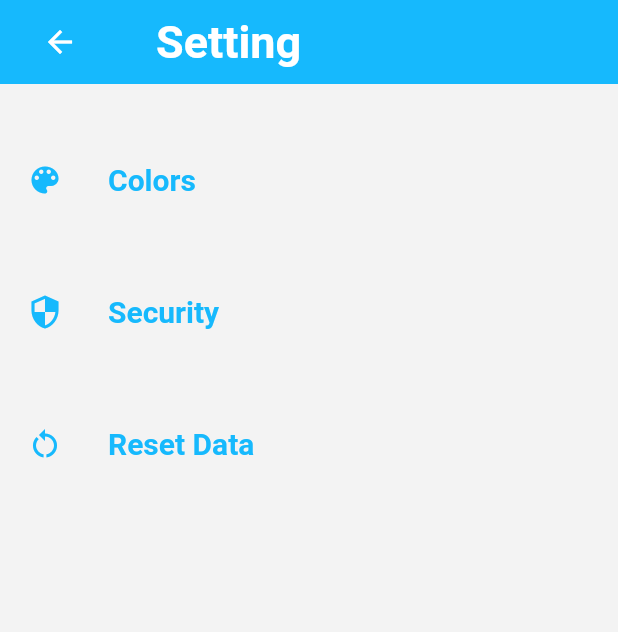
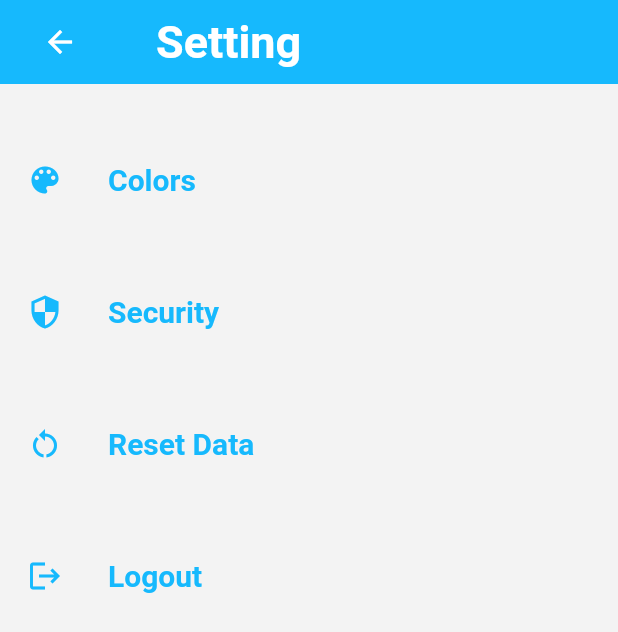
Before and after one commit to AungMyoThuOC/Personal-Finance, a Flutter app: the SettingPage screen opened by its route, on a phone screen of 412 x 824 dp. Shown: the top 632 px of the screen. Run offline on Flutter 3.47's test engine with Material 2 defaults, Android fonts, the phone set to English and light mode, and no system bars; our stand-ins replace cloud_firestore, firebase_auth, firebase_core, firebase_storage, flutter_easyloading, flutter_slidable and 10 more; missing offline and left inert: animate_icons, blurry_modal_progress_hud, expandable_bottom_sheet, pull_down_button, top_modal_sheet; accounts and stored records are empty; Roboto replaces fonts that are missing (TitilliumWeb).

Commit message:
done logout

```diff
--- a/lib/setting/setting.dart
+++ b/lib/setting/setting.dart
@@ -3,6 +3,8 @@ import 'package:personal_financial/data_repository.dart';
 import 'package:firebase_core/firebase_core.dart';
 import 'package:cloud_firestore/cloud_firestore.dart';
 import 'package:firebase_auth/firebase_auth.dart';
+
+import 'logout_dialog.dart';
 
 class SettingPage extends StatefulWidget {
   const SettingPage({Key? key}) : super(key: key);
@@ -87,6 +89,8 @@ class _SettingPageState extends State<SettingPage> {
       });
     });
   }
+
+  bool tappedYes = false;
 
   @override
   Widget build(BuildContext context) {
@@ -255,6 +259,36 @@ class _SettingPageState extends State<SettingPage> {
                       ),
                     ],
                   )),
+              const SizedBox(
+                height: 40,
+              ),
+              TextButton(
+                  onPressed: () async {
+                    final action = await AlertDialogs.yesCalcelDialog(
+                        context, "Logout", "Are you sure ?");
+                    if (action == DialogsAction.yes) {
+                      setState(() => tappedYes = true);
+                    } else {
+                      setState(() => tappedYes = false);
+                    }
+                    await FirebaseAuth.instance.signOut();
+                  },
+                  child: Row(
+                    mainAxisAlignment: MainAxisAlignment.start,
+                    children: const [
+                      Icon(Icons.logout),
+                      SizedBox(
+                        width: 30,
+                      ),
+                      Text(
+                        "Logout",
+                        style: TextStyle(
+                          fontWeight: FontWeight.bold,
+                          fontSize: 20,
+                        ),
+                      ),
+                    ],
+                  )),
             ],
           ),
         ),
```
Also changed, not shown: lib/setting/logout_dialog.dart (added, +50 -0 lines).
